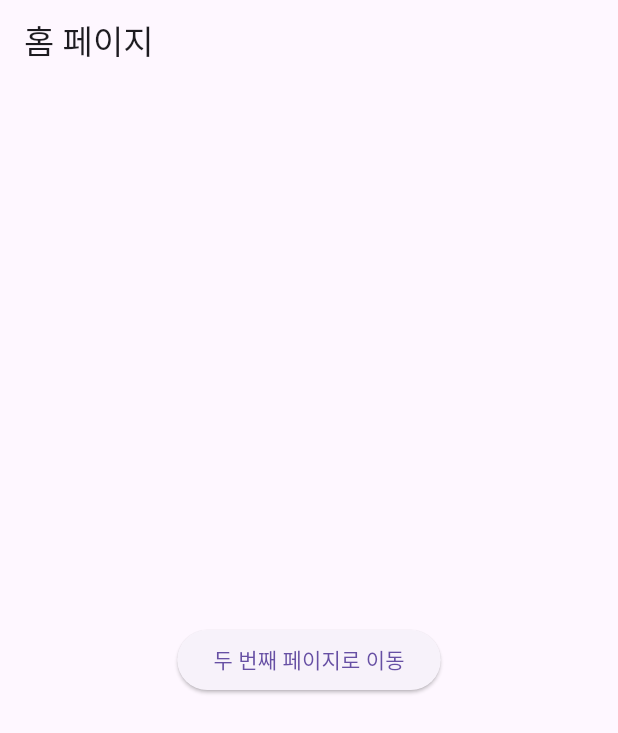
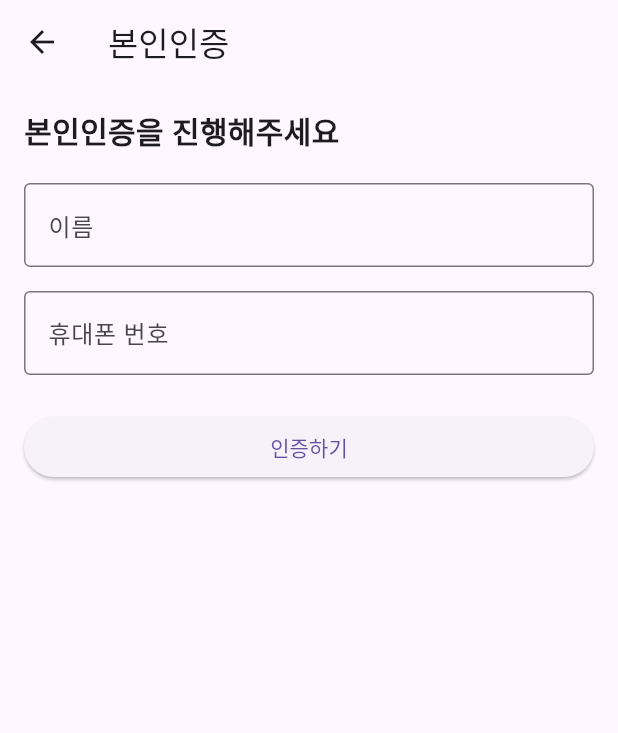
Before and after one commit to didtlrhks/DTX, a Flutter app: the screen it shows after launch, after a tap on "시작하기", on a phone screen of 412 x 824 dp. Shown: the top 733 px of the screen. Run offline on Flutter 3.47's test engine with Material 3 defaults, Android fonts, the light colour scheme and no system bars; our stand-ins replace get.

Commit message:
auth navigation add

```diff
--- /dev/null
+++ b/lib/auth/verification_page.dart
@@ -0,0 +1,54 @@
+import 'package:flutter/material.dart';
+import 'package:get/get.dart';
+
+class VerificationPage extends StatelessWidget {
+  const VerificationPage({super.key});
+
+  @override
+  Widget build(BuildContext context) {
+    return Scaffold(
+      appBar: AppBar(
+        title: const Text('본인인증'),
+      ),
+      body: SafeArea(
+        child: Padding(
+          padding: const EdgeInsets.all(16.0),
+          child: Column(
+            crossAxisAlignment: CrossAxisAlignment.stretch,
+            children: [
+              const Text(
+                '본인인증을 진행해주세요',
+                style: TextStyle(
+                  fontSize: 20,
+                  fontWeight: FontWeight.bold,
+                ),
+              ),
+              const SizedBox(height: 20),
+              const TextField(
+                decoration: InputDecoration(
+                  labelText: '이름',
+                  border: OutlineInputBorder(),
+                ),
+              ),
+              const SizedBox(height: 16),
+              const TextField(
+                decoration: InputDecoration(
+                  labelText: '휴대폰 번호',
+                  border: OutlineInputBorder(),
+                ),
+                keyboardType: TextInputType.phone,
+              ),
+              const SizedBox(height: 24),
+              ElevatedButton(
+                onPressed: () {
+                  // 인증 처리 로직
+                },
+                child: const Text('인증하기'),
+              ),
+            ],
+          ),
+        ),
+      ),
+    );
+  }
+}
--- a/lib/main.dart
+++ b/lib/main.dart
@@ -11,16 +11,18 @@ class MyApp extends StatelessWidget {
 
   @override
   Widget build(BuildContext context) {
-    return const GetMaterialApp(
-      // GetMaterialApp 사용
-      title: 'GetX 네비게이션 예시',
-      home: OnboardingPage(),
+    return GetMaterialApp(
+      title: '앱 이름',
+      theme: ThemeData(
+        primarySwatch: Colors.blue,
+      ),
+      home: const OnboardingPage(),
     );
   }
 }
 
-class HomePage extends StatelessWidget {
-  const HomePage({super.key});
+class MyHomePage extends StatelessWidget {
+  const MyHomePage({super.key});
 
   @override
   Widget build(BuildContext context) {
@@ -28,42 +30,9 @@ class HomePage extends StatelessWidget {
       appBar: AppBar(
         title: const Text('홈 페이지'),
       ),
-      body: Center(
-        child: ElevatedButton(
-          child: const Text('두 번째 페이지로 이동'),
-          onPressed: () {
-            // GetX 네비게이션 사용
-            Get.to(() => const SecondPage());
-          },
-        ),
+      body: const Center(
+        child: Text('홈 페이지입니다'),
       ),
     );
   }
 }
-
-class SecondPage extends StatelessWidget {
-  const SecondPage({super.key});
-
-  @override
-  Widget build(BuildContext context) {
-    return Scaffold(
-      appBar: AppBar(
-        title: const Text('두 번째 페이지'),
-      ),
-      body: Center(
-        child: Column(
-          mainAxisAlignment: MainAxisAlignment.center,
-          children: [
-            const Text('두 번째 페이지입니다'),
-            ElevatedButton(
-              child: const Text('뒤로 가기'),
-              onPressed: () {
-                Get.back(); // 이전 페이지로 돌아가기
-              },
-            ),
-          ],
-        ),
-      ),
-    );
-  }
-}
--- a/lib/onboarding.dart
+++ b/lib/onboarding.dart
@@ -1,6 +1,6 @@
 import 'package:flutter/material.dart';
 import 'package:get/get.dart';
-import 'main.dart';
+import 'auth/verification_page.dart';
 
 class OnboardingPage extends StatelessWidget {
   const OnboardingPage({super.key});
@@ -9,6 +9,7 @@ class OnboardingPage extends StatelessWidget {
   Widget build(BuildContext context) {
     return Scaffold(
       body: SafeArea(
+        child: Center(
           child: Column(
             mainAxisAlignment: MainAxisAlignment.center,
             children: [
@@ -20,15 +21,14 @@ class OnboardingPage extends StatelessWidget {
                 ),
               ),
               const SizedBox(height: 20),
-            const Text('온보딩 페이지입니다'),
-            const SizedBox(height: 40),
               ElevatedButton(
+                onPressed: () {
+                  Get.to(() => const VerificationPage());
+                },
                 child: const Text('시작하기'),
-              onPressed: () {
-                Get.off(() => const HomePage()); // HomePage로 이동 (뒤로가기 불가)
-              },
               ),
             ],
+          ),
         ),
       ),
     );
--- a/pubspec.yaml
+++ b/pubspec.yaml
@@ -60,9 +60,8 @@ flutter:
   uses-material-design: true
 
   # To add assets to your application, add an assets section, like this:
-  # assets:
-  #   - images/a_dot_burr.jpeg
-  #   - images/a_dot_ham.jpeg
+
+
 
   # An image asset can refer to one or more resolution-specific "variants", see
   # https://flutter.dev/to/resolution-aware-images
```
Lines whose indentation alone changed are shown as unchanged.
